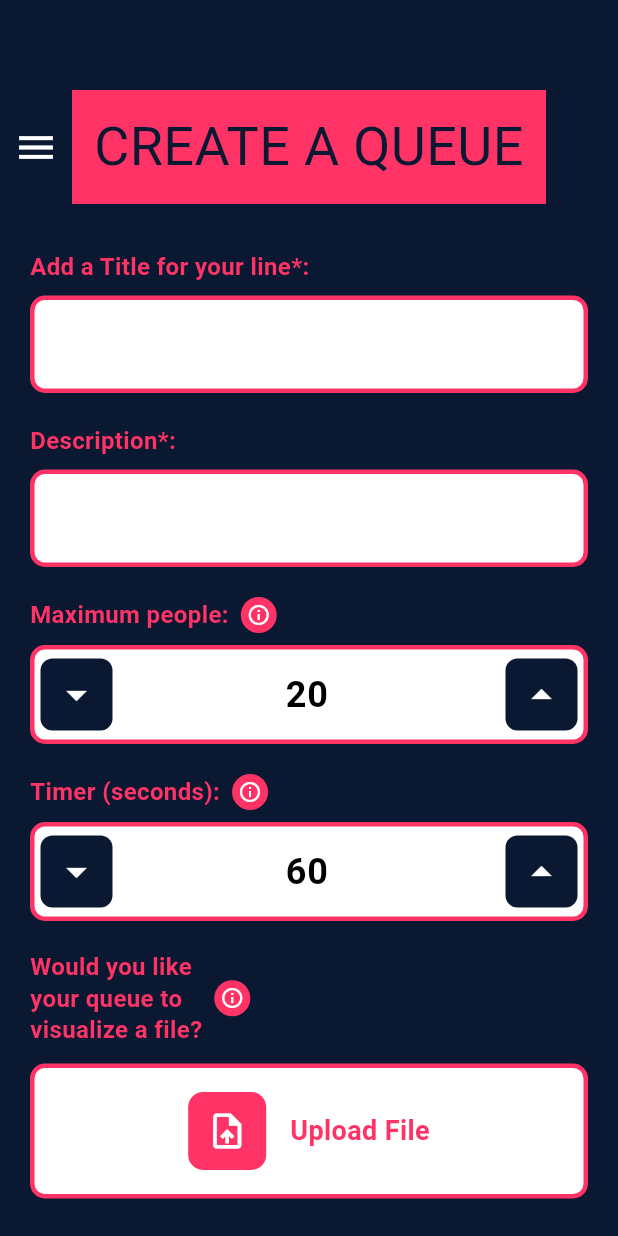
After one commit to SofiaMOsorno/ProyectoFinalMoviles, a Flutter app: the CreateQueueScreen screen opened by its route, on a phone screen of 412 x 824 dp. The commit adds this screen. Run offline on Flutter 3.47's test engine with Material 3 defaults, Android fonts, the phone set to English and light mode, and no system bars; our stand-ins replace google_fonts.

Commit message:
Add create a queue screen
Add the screen where you create a new queue

```diff
--- a/proyecto_final/lib/core/constants/app_routes.dart
+++ b/proyecto_final/lib/core/constants/app_routes.dart
@@ -4,6 +4,7 @@ import 'package:proyecto_final/features/auth/screens/login_screen.dart';
 import 'package:proyecto_final/features/auth/screens/register_screen.dart';
 import 'package:proyecto_final/features/home/screens/join_screen.dart';
 import 'package:proyecto_final/features/queue/screens/created_queues_screen.dart';
+import 'package:proyecto_final/features/queue/screens/create_queue_screen.dart';
 
 class AppRoutes {
   static const String home = '/';
@@ -11,6 +12,7 @@ class AppRoutes {
   static const String register = '/register';
   static const String join = '/join';
   static const String createdQueues = '/created-queues';
+  static const String createQueue = '/create-queue';
 
   static Map<String, WidgetBuilder> getRoutes() {
     return {
@@ -19,6 +21,7 @@ class AppRoutes {
       register: (context) => const RegisterScreen(),
       join: (context) => const JoinScreen(),
       createdQueues: (context) => const CreatedQueuesScreen(),
+      createQueue: (context) => const CreateQueueScreen(),
     };
   }
 
--- /dev/null
+++ b/proyecto_final/lib/features/queue/screens/create_queue_screen.dart
@@ -0,0 +1,582 @@
+import 'package:flutter/material.dart';
+import 'package:google_fonts/google_fonts.dart';
+import 'package:provider/provider.dart';
+import 'package:proyecto_final/core/theme/theme_provider.dart';
+import 'package:proyecto_final/shared/widgets/app_drawer.dart';
+
+class CreateQueueScreen extends StatefulWidget {
+  const CreateQueueScreen({super.key});
+
+  @override
+  State<CreateQueueScreen> createState() => _CreateQueueScreenState();
+}
+
+class _CreateQueueScreenState extends State<CreateQueueScreen> {
+  final TextEditingController _titleController = TextEditingController();
+  final TextEditingController _descriptionController = TextEditingController();
+  final TextEditingController _maxPeopleController = TextEditingController(text: '20');
+  final TextEditingController _timerController = TextEditingController(text: '60');
+  bool _enableNotifications = false;
+
+  @override
+  void dispose() {
+    _titleController.dispose();
+    _descriptionController.dispose();
+    _maxPeopleController.dispose();
+    _timerController.dispose();
+    super.dispose();
+  }
+
+  @override
+  Widget build(BuildContext context) {
+    return Consumer<ThemeProvider>(
+      builder: (context, themeProvider, child) {
+        return Scaffold(
+          backgroundColor: themeProvider.backgroundColor,
+          drawer: const AppDrawer(),
+          body: Column(
+            children: [
+              _buildHeader(context, themeProvider),
+              Expanded(
+                child: SingleChildScrollView(
+                  child: Padding(
+                    padding: const EdgeInsets.all(20.0),
+                    child: Column(
+                      crossAxisAlignment: CrossAxisAlignment.start,
+                      children: [
+                        const SizedBox(height: 10),
+                        _buildTextField(
+                          themeProvider,
+                          'Add a Title for your line*:',
+                          _titleController,
+                        ),
+                        const SizedBox(height: 20),
+                        _buildTextField(
+                          themeProvider,
+                          'Description*:',
+                          _descriptionController,
+                        ),
+                        const SizedBox(height: 20),
+                        _buildNumberField(
+                          themeProvider,
+                          'Maximum people:',
+                          _maxPeopleController,
+                        ),
+                        const SizedBox(height: 20),
+                        _buildNumberField(
+                          themeProvider,
+                          'Timer (seconds):',
+                          _timerController,
+                        ),
+                        const SizedBox(height: 20),
+                        _buildUploadSection(themeProvider),
+                        const SizedBox(height: 20),
+                        _buildNotificationToggle(themeProvider),
+                        const SizedBox(height: 30),
+                        _buildDoneButton(context, themeProvider),
+                        const SizedBox(height: 20),
+                      ],
+                    ),
+                  ),
+                ),
+              ),
+            ],
+          ),
+        );
+      },
+    );
+  }
+
+  Widget _buildHeader(BuildContext context, ThemeProvider themeProvider) {
+    return Padding(
+      padding: const EdgeInsets.only(top: 60.0),
+      child: Row(
+        children: [
+          Builder(
+            builder: (context) => IconButton(
+              icon: Icon(
+                Icons.menu,
+                color: themeProvider.textPrimary,
+                size: 30,
+              ),
+              onPressed: () => Scaffold.of(context).openDrawer(),
+            ),
+          ),
+          Expanded(
+            child: Container(
+              padding: const EdgeInsets.symmetric(vertical: 20),
+              decoration: BoxDecoration(
+                color: themeProvider.secondaryColor,
+              ),
+              child: Text(
+                "CREATE A QUEUE",
+                textAlign: TextAlign.center,
+                style: GoogleFonts.ericaOne(
+                  color: themeProvider.backgroundColor,
+                  fontSize: 36,
+                  height: 1.0,
+                ),
+              ),
+            ),
+          ),
+          const SizedBox(width: 48),
+        ],
+      ),
+    );
+  }
+
+  Widget _buildTextField(
+    ThemeProvider themeProvider,
+    String label,
+    TextEditingController controller,
+  ) {
+    return Column(
+      crossAxisAlignment: CrossAxisAlignment.start,
+      children: [
+        Text(
+          label,
+          style: GoogleFonts.lexendDeca(
+            color: themeProvider.secondaryColor,
+            fontSize: 16,
+            fontWeight: FontWeight.w600,
+          ),
+        ),
+        const SizedBox(height: 8),
+        Container(
+          decoration: BoxDecoration(
+            color: themeProvider.textPrimary,
+            borderRadius: BorderRadius.circular(10),
+            border: Border.all(
+              color: themeProvider.secondaryColor,
+              width: 3,
+            ),
+          ),
+          child: TextField(
+            controller: controller,
+            style: GoogleFonts.lexendDeca(
+              color: Colors.black,
+              fontSize: 18,
+            ),
+            decoration: const InputDecoration(
+              contentPadding: EdgeInsets.symmetric(
+                horizontal: 16,
+                vertical: 16,
+              ),
+              border: InputBorder.none,
+            ),
+          ),
+        ),
+      ],
+    );
+  }
+
+  Widget _buildNumberField(
+    ThemeProvider themeProvider,
+    String label,
+    TextEditingController controller,
+  ) {
+    return Column(
+      crossAxisAlignment: CrossAxisAlignment.start,
+      children: [
+        Row(
+          children: [
+            Text(
+              label,
+              style: GoogleFonts.lexendDeca(
+                color: themeProvider.secondaryColor,
+                fontSize: 16,
+                fontWeight: FontWeight.w600,
+              ),
+            ),
+            const SizedBox(width: 8),
+            GestureDetector(
+              onTap: () {
+                _showInfoDialog(label);
+              },
+              child: Container(
+                padding: const EdgeInsets.all(4),
+                decoration: BoxDecoration(
+                  color: themeProvider.secondaryColor,
+                  shape: BoxShape.circle,
+                ),
+                child: Icon(
+                  Icons.info_outline,
+                  color: themeProvider.textPrimary,
+                  size: 16,
+                ),
+              ),
+            ),
+          ],
+        ),
+        const SizedBox(height: 8),
+        Container(
+          decoration: BoxDecoration(
+            color: themeProvider.textPrimary,
+            borderRadius: BorderRadius.circular(10),
+            border: Border.all(
+              color: themeProvider.secondaryColor,
+              width: 3,
+            ),
+          ),
+          child: Row(
+            children: [
+              _buildArrowButton(
+                themeProvider,
+                Icons.arrow_drop_down,
+                () {
+                  int currentValue = int.tryParse(controller.text) ?? 0;
+                  if (currentValue > 0) {
+                    controller.text = (currentValue - 1).toString();
+                  }
+                },
+              ),
+              Expanded(
+                child: TextField(
+                  controller: controller,
+                  textAlign: TextAlign.center,
+                  keyboardType: TextInputType.number,
+                  style: GoogleFonts.lexendDeca(
+                    color: Colors.black,
+                    fontSize: 24,
+                    fontWeight: FontWeight.bold,
+                  ),
+                  decoration: const InputDecoration(
+                    contentPadding: EdgeInsets.symmetric(vertical: 12),
+                    border: InputBorder.none,
+                  ),
+                ),
+              ),
+              _buildArrowButton(
+                themeProvider,
+                Icons.arrow_drop_up,
+                () {
+                  int currentValue = int.tryParse(controller.text) ?? 0;
+                  controller.text = (currentValue + 1).toString();
+                },
+              ),
+            ],
+          ),
+        ),
+      ],
+    );
+  }
+
+  Widget _buildArrowButton(
+    ThemeProvider themeProvider,
+    IconData icon,
+    VoidCallback onPressed,
+  ) {
+    return Container(
+      margin: const EdgeInsets.all(4),
+      decoration: BoxDecoration(
+        color: themeProvider.backgroundColor,
+        borderRadius: BorderRadius.circular(8),
+      ),
+      child: IconButton(
+        icon: Icon(icon),
+        color: themeProvider.textPrimary,
+        iconSize: 32,
+        onPressed: onPressed,
+        padding: const EdgeInsets.all(4),
+      ),
+    );
+  }
+
+  Widget _buildUploadSection(ThemeProvider themeProvider) {
+    return Column(
+      crossAxisAlignment: CrossAxisAlignment.start,
+      children: [
+        Row(
+          children: [
+            Text(
+              'Would you like\nyour queue to\nvisualize a file?',
+              style: GoogleFonts.lexendDeca(
+                color: themeProvider.secondaryColor,
+                fontSize: 16,
+                fontWeight: FontWeight.w600,
+                height: 1.3,
+              ),
+            ),
+            const SizedBox(width: 8),
+            GestureDetector(
+              onTap: () {
+                _showInfoDialog('File visualization');
+              },
+              child: Container(
+                padding: const EdgeInsets.all(4),
+                decoration: BoxDecoration(
+                  color: themeProvider.secondaryColor,
+                  shape: BoxShape.circle,
+                ),
+                child: Icon(
+                  Icons.info_outline,
+                  color: themeProvider.textPrimary,
+                  size: 16,
+                ),
+              ),
+            ),
+          ],
+        ),
+        const SizedBox(height: 12),
+        Container(
+          width: double.infinity,
+          padding: const EdgeInsets.symmetric(vertical: 16, horizontal: 20),
+          decoration: BoxDecoration(
+            color: themeProvider.textPrimary,
+            borderRadius: BorderRadius.circular(10),
+            border: Border.all(
+              color: themeProvider.secondaryColor,
+              width: 3,
+            ),
+          ),
+          child: InkWell(
+            onTap: () {
+              ScaffoldMessenger.of(context).showSnackBar(
+                const SnackBar(
+                  content: Text('File picker coming soon'),
+                ),
+              );
+            },
+            child: Row(
+              mainAxisAlignment: MainAxisAlignment.center,
+              children: [
+                Container(
+                  padding: const EdgeInsets.all(12),
+                  decoration: BoxDecoration(
+                    color: themeProvider.secondaryColor,
+                    borderRadius: BorderRadius.circular(10),
+                  ),
+                  child: Icon(
+                    Icons.upload_file,
+                    color: themeProvider.textPrimary,
+                    size: 28,
+                  ),
+                ),
+                const SizedBox(width: 16),
+                Text(
+                  'Upload File',
+                  style: GoogleFonts.lexendDeca(
+                    color: themeProvider.secondaryColor,
+                    fontSize: 18,
+                    fontWeight: FontWeight.bold,
+                  ),
+                ),
+              ],
+            ),
+          ),
+        ),
+      ],
+    );
+  }
+
+  Widget _buildNotificationToggle(ThemeProvider themeProvider) {
+    return Container(
+      padding: const EdgeInsets.symmetric(vertical: 12, horizontal: 16),
+      decoration: BoxDecoration(
+        color: themeProvider.backgroundColor,
+        borderRadius: BorderRadius.circular(10),
+      ),
+      child: Row(
+        children: [
+          Container(
+            width: 50,
+            height: 30,
+            decoration: BoxDecoration(
+              color: _enableNotifications
+                  ? themeProvider.secondaryColor
+                  : themeProvider.textPrimary,
+              borderRadius: BorderRadius.circular(15),
+              border: Border.all(
+                color: themeProvider.secondaryColor,
+                width: 2,
+              ),
+            ),
+            child: Switch(
+              value: _enableNotifications,
+              onChanged: (value) {
+                setState(() {
+                  _enableNotifications = value;
+                });
+              },
+              activeColor: themeProvider.textPrimary,
+              activeTrackColor: themeProvider.secondaryColor,
+              inactiveThumbColor: themeProvider.secondaryColor,
+              inactiveTrackColor: themeProvider.textPrimary,
+            ),
+          ),
+          const SizedBox(width: 16),
+          Expanded(
+            child: Text(
+              'Enable Notifications',
+              style: GoogleFonts.lexendDeca(
+                color: themeProvider.secondaryColor,
+                fontSize: 16,
+                fontWeight: FontWeight.w600,
+              ),
+            ),
+          ),
+          GestureDetector(
+            onTap: () {
+              _showInfoDialog('Notifications');
+            },
+            child: Container(
+              padding: const EdgeInsets.all(4),
+              decoration: BoxDecoration(
+                color: themeProvider.secondaryColor,
+                shape: BoxShape.circle,
+              ),
+              child: Icon(
+                Icons.info_outline,
+                color: themeProvider.textPrimary,
+                size: 16,
+              ),
+            ),
+          ),
+        ],
+      ),
+    );
+  }
+
+  Widget _buildDoneButton(BuildContext context, ThemeProvider themeProvider) {
+    return SizedBox(
+      width: double.infinity,
+      height: 70,
+      child: ElevatedButton(
+        style: ElevatedButton.styleFrom(
+          backgroundColor: themeProvider.secondaryColor,
+          shape: RoundedRectangleBorder(
+            borderRadius: BorderRadius.circular(35),
+          ),
+          elevation: 0,
+        ),
+        onPressed: () {
+          _showSuccessDialog(context, themeProvider);
+        },
+        child: Text(
+          'DONE',
+          style: GoogleFonts.ericaOne(
+            color: themeProvider.backgroundColor,
+            fontSize: 36,
+          ),
+        ),
+      ),
+    );
+  }
+
+  void _showInfoDialog(String title) {
+    final themeProvider = Provider.of<ThemeProvider>(context, listen: false);
+    showDialog(
+      context: context,
+      builder: (BuildContext context) {
+        return AlertDialog(
+          backgroundColor: themeProvider.textPrimary,
+          shape: RoundedRectangleBorder(
+            borderRadius: BorderRadius.circular(20),
+            side: BorderSide(
+              color: themeProvider.secondaryColor,
+              width: 3,
+            ),
+          ),
+          title: Text(
+            title,
+            style: GoogleFonts.ericaOne(
+              color: themeProvider.secondaryColor,
+              fontSize: 24,
+            ),
+          ),
+          content: Text(
+            'This is placeholder information about $title',
+            style: GoogleFonts.lexendDeca(
+              color: themeProvider.backgroundColor,
+              fontSize: 16,
+            ),
+          ),
+          actions: [
+            TextButton(
+              onPressed: () => Navigator.pop(context),
+              child: Text(
+                'OK',
+                style: GoogleFonts.ericaOne(
+                  color: themeProvider.secondaryColor,
+                  fontSize: 18,
+                ),
+              ),
+            ),
+          ],
+        );
+      },
+    );
+  }
+
+  void _showSuccessDialog(BuildContext context, ThemeProvider themeProvider) {
+    showDialog(
+      context: context,
+      builder: (BuildContext context) {
+        return Dialog(
+          backgroundColor: themeProvider.textField,
+          shape: RoundedRectangleBorder(
+            borderRadius: BorderRadius.circular(20),
+          ),
+          child: Container(
+            padding: const EdgeInsets.symmetric(vertical: 20, horizontal: 16),
+            decoration: BoxDecoration(
+              borderRadius: BorderRadius.circular(20),
+              border: Border.all(
+                color: themeProvider.secondaryColor,
+                width: 10,
+              ),
+            ),
+            child: Column(
+              mainAxisSize: MainAxisSize.min,
+              children: [
+                Icon(
+                  Icons.check_circle,
+                  color: themeProvider.secondaryColor,
+                  size: 80,
+                ),
+                const SizedBox(height: 16),
+                Text(
+                  'QUEUE CREATED!',
+                  style: GoogleFonts.ericaOne(
+                    color: themeProvider.secondaryColor,
+                    fontSize: 32,
+                  ),
+                ),
+                const SizedBox(height: 12),
+                Text(
+                  'Your queue has been created successfully',
+                  textAlign: TextAlign.center,
+                  style: GoogleFonts.lexendDeca(
+                    color: themeProvider.secondaryColor,
+                    fontSize: 16,
+                  ),
+                ),
+                const SizedBox(height: 24),
+                ElevatedButton(
+                  style: ElevatedButton.styleFrom(
+                    backgroundColor: themeProvider.secondaryColor,
+                    minimumSize: const Size(double.infinity, 50),
+                    shape: RoundedRectangleBorder(
+                      borderRadius: BorderRadius.circular(30),
+                    ),
+                  ),
+                  onPressed: () {
+                    Navigator.pop(context);
+                    Navigator.pop(context);
+                  },
+                  child: Text(
+                    'OK',
+                    style: GoogleFonts.ericaOne(
+                      color: themeProvider.textPrimary,
+                      fontSize: 28,
+                    ),
+                  ),
+                ),
+              ],
+            ),
+          ),
+        );
+      },
+    );
+  }
+}
--- a/proyecto_final/lib/features/queue/screens/created_queues_screen.dart
+++ b/proyecto_final/lib/features/queue/screens/created_queues_screen.dart
@@ -214,12 +214,7 @@ class CreatedQueuesScreen extends StatelessWidget {
           elevation: 0,
         ),
         onPressed: () {
-          ScaffoldMessenger.of(context).showSnackBar(
-            SnackBar(
-              content: const Text('Create queue functionality coming soon'),
-              backgroundColor: themeProvider.backgroundColor,
-            ),
-          );
+          Navigator.pushNamed(context, '/create-queue');
         },
         child: Row(
           mainAxisAlignment: MainAxisAlignment.center,
```
